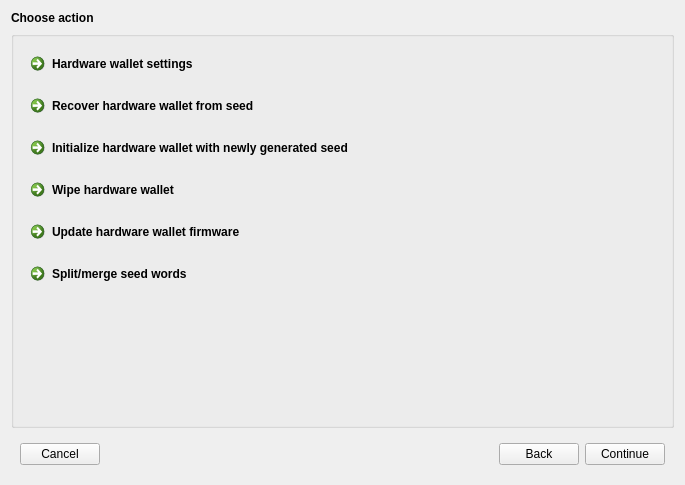
Old version of the form src/ui/ui_wallet_tools_dlg.ui in the repository Bertrand256/dash-masternode-tool.
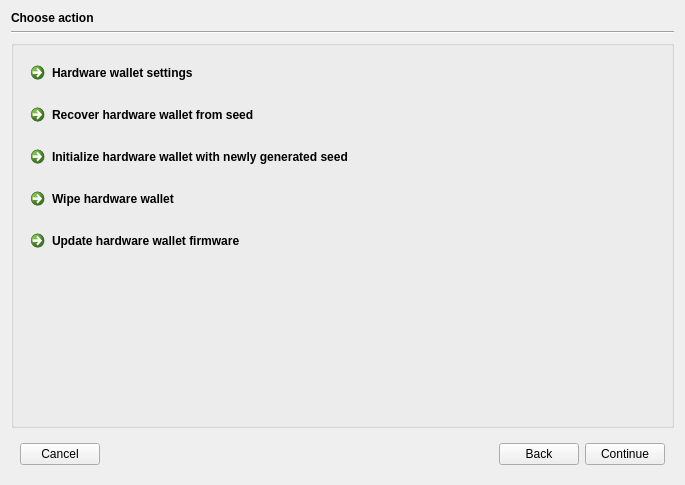
New version of the form.

Commit message: Wallet tools dialog:   - implementing hw settings page (to be done: Trezor T specific features)   - starting with update hw firmware page

The edit to the form file:
```diff
--- a/src/ui/ui_wallet_tools_dlg.ui
+++ b/src/ui/ui_wallet_tools_dlg.ui
@@ -21,6 +21,13 @@
      </property>
     </widget>
    </item>
+   <item>
+    <widget class="Line" name="line">
+     <property name="orientation">
+      <enum>Qt::Horizontal</enum>
+     </property>
+    </widget>
+   </item>
    <item>
     <widget class="QStackedWidget" name="tabsMain">
      <property name="currentIndex">
@@ -81,13 +88,6 @@
             </property>
            </widget>
           </item>
-          <item>
-           <widget class="QCommandLinkButton" name="actSplitMergeSeed">
-            <property name="text">
-             <string>Split/merge seed words</string>
-            </property>
-           </widget>
-          </item>
           <item>
            <spacer name="verticalSpacer">
             <property name="orientation">
```
The commit also changes 20 other files.
